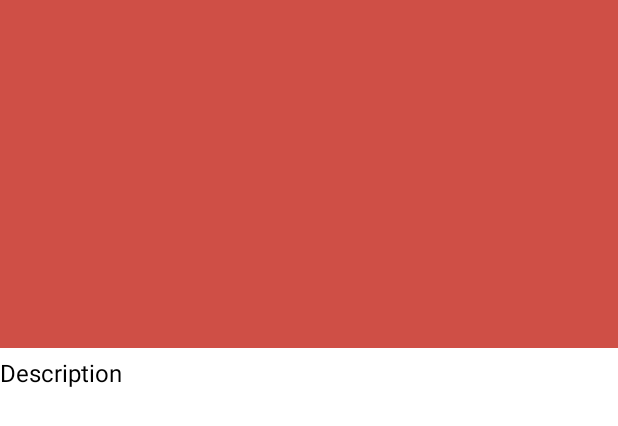
After one commit to jymun-97/HaruSekki, an Android app: the layout item_cooking_step.xml on its own in the app's theme, with its tools: preview values and no code run, on a phone screen of 412 x 824 dp. The commit adds this screen. Shown: the top 426 px of the screen. Run offline under Robolectric (Android 15) with nearby library versions, the phone set to English and light mode, and no system bars; network calls fail.

Commit message:
add: CookingStep Item Layout and ViewHolder

```diff
--- a/app/src/main/java/com/jymun/harusekki/ui/base/adapter/viewholder/ModelViewHolderMapper.kt
+++ b/app/src/main/java/com/jymun/harusekki/ui/base/adapter/viewholder/ModelViewHolderMapper.kt
@@ -4,10 +4,8 @@ import android.view.LayoutInflater
 import android.view.ViewGroup
 import com.jymun.harusekki.data.model.Model
 import com.jymun.harusekki.data.model.ModelType
-import com.jymun.harusekki.databinding.ItemIngredientBinding
-import com.jymun.harusekki.databinding.ItemRecipeCategoryBinding
-import com.jymun.harusekki.databinding.ItemRecipeGridBinding
-import com.jymun.harusekki.databinding.ItemRecipeLinearBinding
+import com.jymun.harusekki.databinding.*
+import com.jymun.harusekki.ui.cooking_step.CookingStepViewHolder
 import com.jymun.harusekki.ui.home.recipe.RecipeGridViewHolder
 import com.jymun.harusekki.ui.home.recipe.RecipeLinearViewHolder
 import com.jymun.harusekki.ui.home.recipe.category.RecipeCategoryViewHolder
@@ -40,6 +38,10 @@ object ModelViewHolderMapper {
                 ItemIngredientBinding.inflate(inflater, parent, false),
                 resourcesProvider
             )
+            ModelType.COOKING_STEP -> CookingStepViewHolder(
+                ItemCookingStepBinding.inflate(inflater, parent, false),
+                resourcesProvider
+            )
             else -> RecipeCategoryViewHolder(
                 ItemRecipeCategoryBinding.inflate(inflater, parent, false),
                 resourcesProvider
--- /dev/null
+++ b/app/src/main/java/com/jymun/harusekki/ui/cooking_step/CookingStepViewHolder.kt
@@ -0,0 +1,17 @@
+package com.jymun.harusekki.ui.cooking_step
+
+import com.jymun.harusekki.data.model.cooking_step.CookingStep
+import com.jymun.harusekki.databinding.ItemCookingStepBinding
+import com.jymun.harusekki.ui.base.adapter.AdapterListener
+import com.jymun.harusekki.ui.base.adapter.viewholder.ModelViewHolder
+import com.jymun.harusekki.util.resources.ResourcesProvider
+
+class CookingStepViewHolder(
+    private val binding: ItemCookingStepBinding,
+    resourcesProvider: ResourcesProvider
+) : ModelViewHolder<CookingStep>(binding, resourcesProvider) {
+
+    override fun bindData(model: CookingStep, adapterListener: AdapterListener?) {
+        binding.cookingStep = model
+    }
+}
--- /dev/null
+++ b/app/src/main/res/layout/item_cooking_step.xml
@@ -0,0 +1,43 @@
+<?xml version="1.0" encoding="utf-8"?>
+<layout xmlns:android="http://schemas.android.com/apk/res/android"
+    xmlns:app="http://schemas.android.com/apk/res-auto"
+    xmlns:tools="http://schemas.android.com/tools">
+
+    <data>
+
+        <variable
+            name="cookingStep"
+            type="com.jymun.harusekki.data.model.cooking_step.CookingStep" />
+    </data>
+
+    <androidx.constraintlayout.widget.ConstraintLayout
+        android:layout_width="match_parent"
+        android:layout_height="wrap_content"
+        android:paddingBottom="20dp">
+
+        <ImageView
+            android:id="@+id/cookingStepImageView"
+            android:layout_width="0dp"
+            android:layout_height="0dp"
+            app:imageUrl="@{cookingStep.image}"
+            app:layout_constraintDimensionRatio="16:9"
+            app:layout_constraintEnd_toEndOf="parent"
+            app:layout_constraintStart_toStartOf="parent"
+            app:layout_constraintTop_toTopOf="parent"
+            tools:src="@color/app_signature_bright" />
+
+        <TextView
+            android:id="@+id/cookingStepDescriptionTextView"
+            android:layout_width="0dp"
+            android:layout_height="wrap_content"
+            android:layout_marginTop="5dp"
+            android:text="@{cookingStep.description}"
+            android:textColor="@color/black"
+            android:textSize="16sp"
+            app:layout_constraintEnd_toEndOf="parent"
+            app:layout_constraintStart_toStartOf="parent"
+            app:layout_constraintTop_toBottomOf="@id/cookingStepImageView"
+            tools:text="Description" />
+
+    </androidx.constraintlayout.widget.ConstraintLayout>
+</layout>
```
